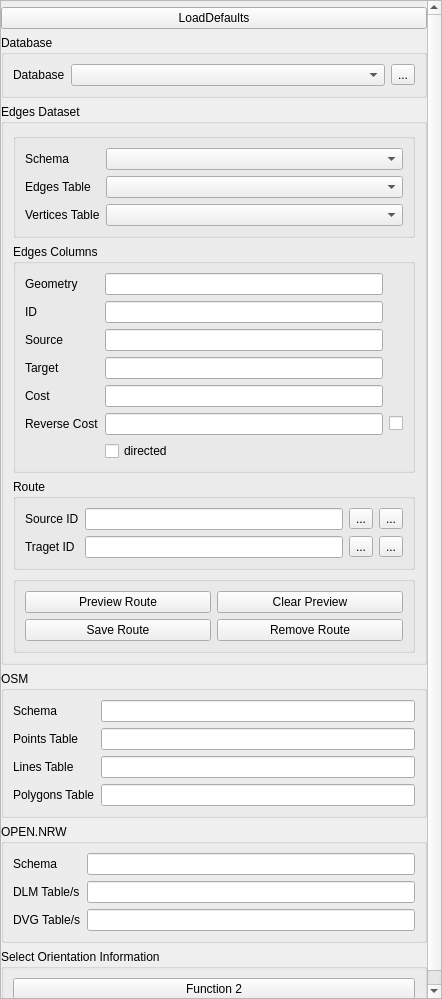
The window that orientationMapsCreator_dockwidget_base.ui (ifgi-sil/orientationMapsCreator) describes before a commit, drawn with Qt 5.
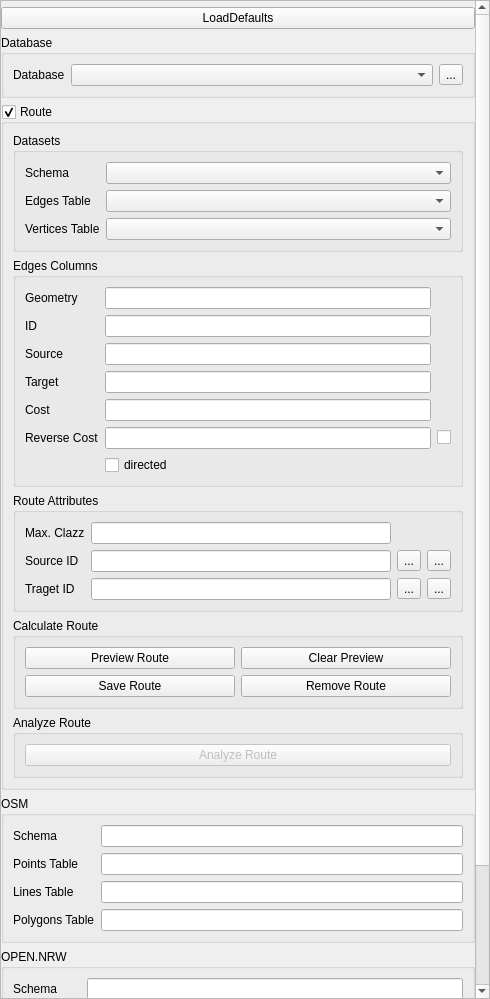
The same window after the commit. Icons and pictures are not drawn.

```diff
--- a/orientationMapsCreator_dockwidget_base.ui
+++ b/orientationMapsCreator_dockwidget_base.ui
@@ -6,7 +6,7 @@
    <rect>
     <x>0</x>
     <y>0</y>
-    <width>442</width>
+    <width>490</width>
     <height>999</height>
    </rect>
   </property>
@@ -48,9 +48,9 @@
        <property name="geometry">
         <rect>
          <x>0</x>
-         <y>0</y>
-         <width>414</width>
-         <height>1242</height>
+         <y>-415</y>
+         <width>462</width>
+         <height>1416</height>
         </rect>
        </property>
        <layout class="QVBoxLayout" name="verticalLayout">
@@ -117,13 +117,19 @@
         <item>
          <widget class="QGroupBox" name="groupBoxEdgesDataset">
           <property name="title">
-           <string>Edges Dataset</string>
+           <string>Route</string>
+          </property>
+          <property name="flat">
+           <bool>false</bool>
+          </property>
+          <property name="checkable">
+           <bool>true</bool>
           </property>
           <layout class="QVBoxLayout" name="verticalLayout_2">
            <item>
             <widget class="QGroupBox" name="groupBoxEdgesData">
              <property name="title">
-              <string/>
+              <string>Datasets</string>
              </property>
              <layout class="QGridLayout" name="gridLayout">
               <item row="1" column="0">
@@ -266,7 +272,7 @@
            <item>
             <widget class="QGroupBox" name="groupBoxEdgesRoute">
              <property name="title">
-              <string>Route</string>
+              <string>Route Attributes</string>
              </property>
              <layout class="QGridLayout" name="gridLayout_4">
               <item row="1" column="0">
@@ -343,13 +349,23 @@
                 </property>
                </widget>
               </item>
+              <item row="0" column="0">
+               <widget class="QLabel" name="lblMaxClazz">
+                <property name="text">
+                 <string>Max. Clazz</string>
+                </property>
+               </widget>
+              </item>
+              <item row="0" column="1">
+               <widget class="QLineEdit" name="lineEditMaxClazz"/>
+              </item>
              </layout>
             </widget>
            </item>
            <item>
             <widget class="QGroupBox" name="groupBoxCalculateRoute">
              <property name="title">
-              <string/>
+              <string>Calculate Route</string>
              </property>
              <layout class="QGridLayout" name="gridLayout_8">
               <item row="0" column="0">
@@ -383,6 +399,31 @@
              </layout>
             </widget>
            </item>
+           <item>
+            <widget class="QGroupBox" name="groupBoxAnalyzeRoute">
+             <property name="title">
+              <string>Analyze Route</string>
+             </property>
+             <layout class="QGridLayout" name="gridLayout_9">
+              <item row="0" column="0">
+               <widget class="QPushButton" name="btnAnalyzeRoute">
+                <property name="enabled">
+                 <bool>false</bool>
+                </property>
+                <property name="text">
+                 <string>Analyze Route</string>
+                </property>
+                <property name="checkable">
+                 <bool>false</bool>
+                </property>
+                <property name="checked">
+                 <bool>false</bool>
+                </property>
+               </widget>
+              </item>
+             </layout>
+            </widget>
+           </item>
           </layout>
          </widget>
         </item>
```
Left out of the diff: 98 changed lines with no effect on the pictures.
